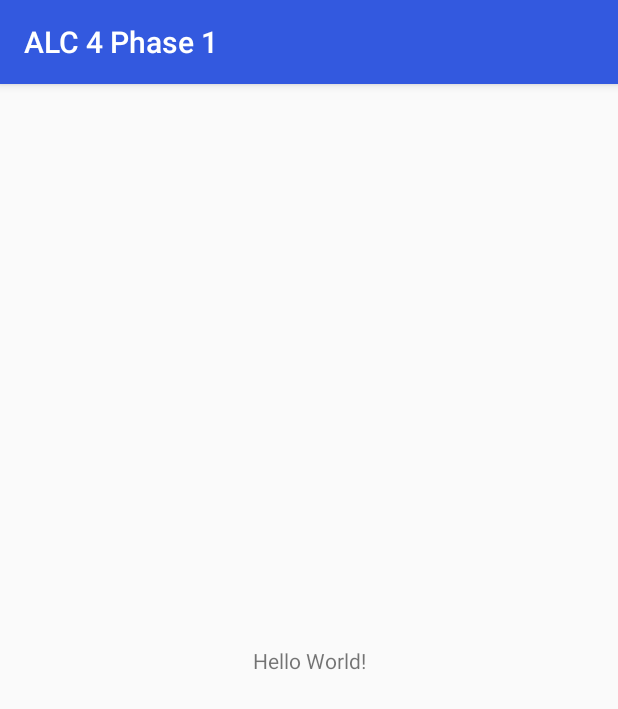
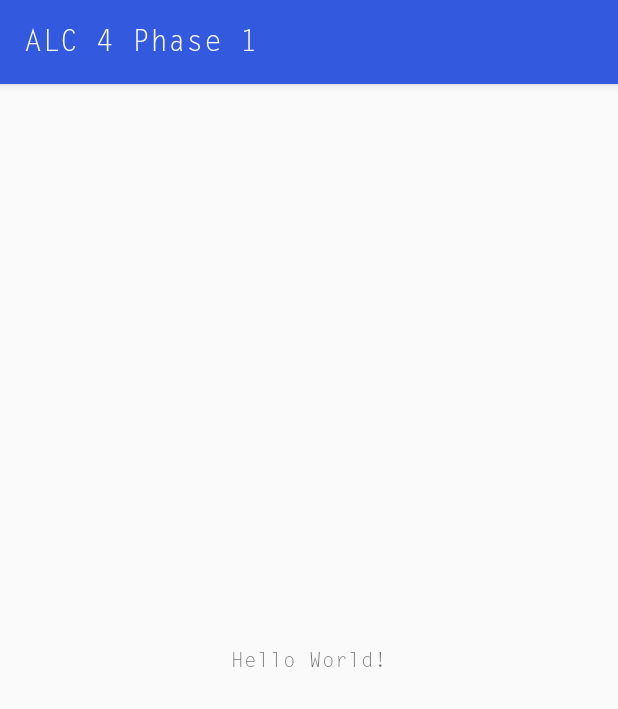
Before and after one commit to ongebo/alc-challenge-phase-one, an Android app: the screen it shows after launch (MainActivity), on a phone screen of 412 x 824 dp. Shown: the top 709 px of the screen. Run offline under Robolectric (Android 15) with nearby library versions, the phone set to English and light mode, and no system bars.

Commit message:
Apply letter_gothic font family to the main app theme

```diff
--- a/app/src/main/res/values/styles.xml
+++ b/app/src/main/res/values/styles.xml
@@ -6,6 +6,7 @@
         <item name="colorPrimary">@color/colorPrimary</item>
         <item name="colorPrimaryDark">@color/colorPrimaryDark</item>
         <item name="colorAccent">@color/colorAccent</item>
+        <item name="android:fontFamily">@font/lettergothicstd</item>
     </style>
 
 </resources>
```
